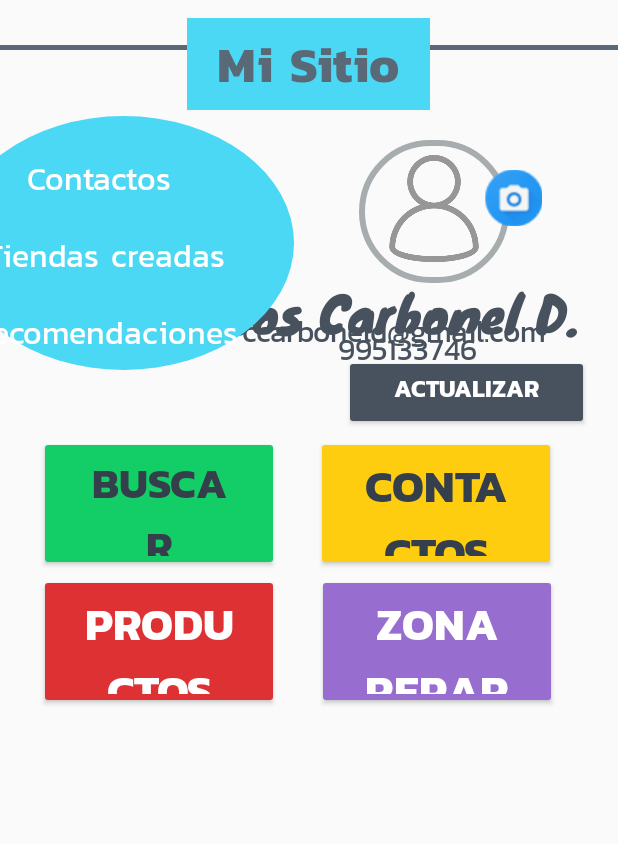
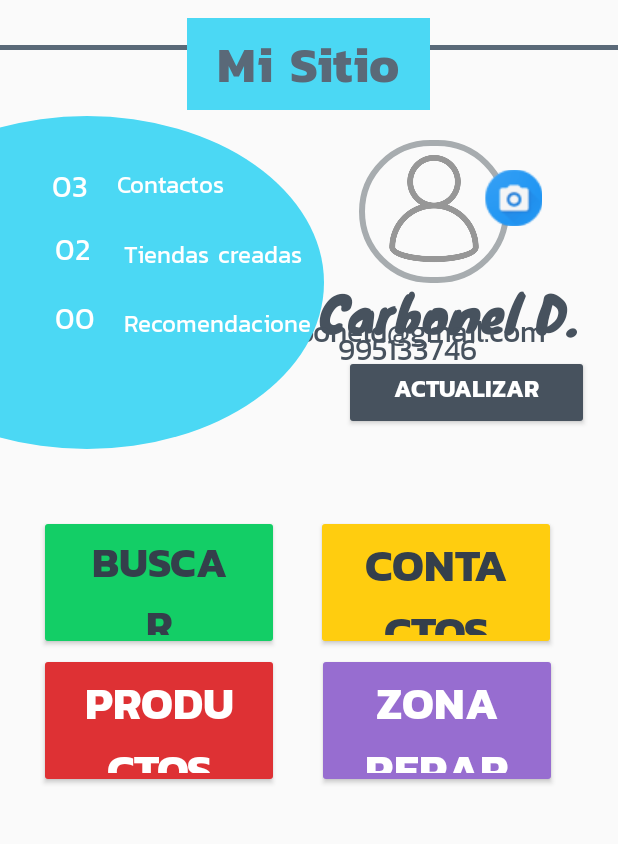
Before and after one commit to CarlosCarbonel/TF_GRUPO03_MicroDelivery, an Android app: the UsuarioActivity screen opened directly, with no data from a screen before it, on a phone screen of 412 x 824 dp, the part 270-1114 px from its top. Run offline under Robolectric (Android 15) with nearby library versions, the phone set to English and light mode, and no system bars.

```diff
--- a/app/src/main/res/layout/activity_usuario.xml
+++ b/app/src/main/res/layout/activity_usuario.xml
@@ -5,8 +5,7 @@
     xmlns:tools="http://schemas.android.com/tools"
     android:id="@+id/scrollView"
     android:layout_width="match_parent"
-    android:layout_height="match_parent"
-    >
+    android:layout_height="match_parent">
 
     <androidx.constraintlayout.widget.ConstraintLayout
         android:layout_width="match_parent"
@@ -165,104 +164,109 @@
 
         <androidx.constraintlayout.widget.ConstraintLayout
             android:id="@+id/constraintLayout"
-            android:layout_width="227dp"
-            android:layout_height="169dp"
+            android:layout_width="316dp"
+            android:layout_height="222dp"
             android:layout_marginTop="4dp"
 
-            android:layout_marginEnd="44dp"
+            android:layout_marginEnd="24dp"
             android:background="@drawable/caja_misitioresumen"
             app:layout_constraintEnd_toStartOf="@+id/fotousuario"
             app:layout_constraintTop_toBottomOf="@+id/textView2">
 
             <TextView
                 android:id="@+id/textView6"
-                android:layout_width="35dp"
-                android:layout_height="35dp"
-                android:layout_marginTop="20dp"
-                android:layout_marginEnd="16dp"
+                android:layout_width="wrap_content"
+                android:layout_height="30dp"
+                android:layout_marginTop="32dp"
                 android:fontFamily="@font/kanit"
                 android:gravity="center"
-                android:padding="5dp"
                 android:text="03 "
                 android:textColor="@color/white"
-                android:textSize="50px"
+                android:textSize="20dp"
                 app:layout_constraintEnd_toStartOf="@+id/textView3"
+                app:layout_constraintHorizontal_bias="0.957"
+                app:layout_constraintStart_toStartOf="parent"
                 app:layout_constraintTop_toTopOf="parent" />
 
             <TextView
                 android:id="@+id/textView3"
                 android:layout_width="wrap_content"
                 android:layout_height="wrap_content"
-                android:layout_marginTop="20dp"
-                android:layout_marginEnd="68dp"
+                android:layout_marginTop="28dp"
+                android:layout_marginEnd="56dp"
                 android:fontFamily="@font/kanit"
                 android:gravity="center"
                 android:padding="5dp"
                 android:text="Contactos "
                 android:textColor="@color/white"
-                android:textSize="32px"
+                android:textSize="16dp"
                 app:layout_constraintEnd_toEndOf="parent"
                 app:layout_constraintTop_toTopOf="parent" />
 
             <TextView
                 android:id="@+id/textView7"
-                android:layout_width="35dp"
-                android:layout_height="35dp"
-                android:layout_marginTop="-4dp"
-                android:layout_marginEnd="16dp"
+                android:layout_width="wrap_content"
+                android:layout_height="30dp"
+                android:layout_marginTop="12dp"
                 android:fontFamily="@font/kanit"
                 android:gravity="center"
-                android:padding="5dp"
                 android:text="02 "
                 android:textColor="@color/white"
-                android:textSize="50px"
+                android:textSize="20dp"
                 app:layout_constraintEnd_toStartOf="@+id/textView4"
+                app:layout_constraintHorizontal_bias="0.932"
+                app:layout_constraintStart_toStartOf="parent"
                 app:layout_constraintTop_toBottomOf="@+id/textView6" />
 
             <TextView
                 android:id="@+id/textView4"
-                android:layout_width="wrap_content"
-                android:layout_height="wrap_content"
-                android:layout_marginTop="8dp"
-                android:layout_marginEnd="32dp"
+                android:layout_width="131dp"
+                android:layout_height="31dp"
+                android:layout_marginTop="12dp"
                 android:fontFamily="@font/kanit"
                 android:gravity="center"
                 android:padding="5dp"
                 android:text="Tiendas creadas "
                 android:textColor="@color/white"
-                android:textSize="32px"
+                android:textSize="16dp"
                 app:layout_constraintEnd_toEndOf="parent"
+                app:layout_constraintHorizontal_bias="0.6"
+                app:layout_constraintStart_toEndOf="@+id/textView6"
                 app:layout_constraintTop_toBottomOf="@+id/textView3" />
 
             <TextView
                 android:id="@+id/textView8"
-                android:layout_width="35dp"
-                android:layout_height="35dp"
-                android:layout_marginTop="4dp"
-                android:layout_marginEnd="16dp"
+                android:layout_width="wrap_content"
+                android:layout_height="30dp"
+                android:layout_marginTop="16dp"
                 android:fontFamily="@font/kanit"
                 android:gravity="center"
-                android:padding="5dp"
                 android:text="00 "
                 android:textColor="@color/white"
-                android:textSize="50px"
+                android:textSize="20dp"
                 app:layout_constraintEnd_toStartOf="@+id/textView5"
+                app:layout_constraintHorizontal_bias="0.978"
+                app:layout_constraintStart_toStartOf="parent"
                 app:layout_constraintTop_toBottomOf="@+id/textView7" />
 
             <TextView
                 android:id="@+id/textView5"
-                android:layout_width="wrap_content"
-                android:layout_height="wrap_content"
-                android:layout_marginTop="8dp"
-                android:layout_marginEnd="24dp"
+                android:layout_width="142dp"
+                android:layout_height="30dp"
+                android:layout_marginEnd="4dp"
+                android:layout_marginBottom="68dp"
                 android:fontFamily="@font/kanit"
                 android:gravity="center"
                 android:padding="5dp"
                 android:text="Recomendaciones "
                 android:textColor="@color/white"
-                android:textSize="32px"
+                android:textSize="16dp"
+                app:layout_constraintBottom_toBottomOf="parent"
                 app:layout_constraintEnd_toEndOf="parent"
-                app:layout_constraintTop_toBottomOf="@+id/textView4" />
+                app:layout_constraintHorizontal_bias="0.52"
+                app:layout_constraintStart_toStartOf="@+id/textView4"
+                app:layout_constraintTop_toBottomOf="@+id/textView4"
+                app:layout_constraintVertical_bias="0.833" />
 
         </androidx.constraintlayout.widget.ConstraintLayout>
 
```
